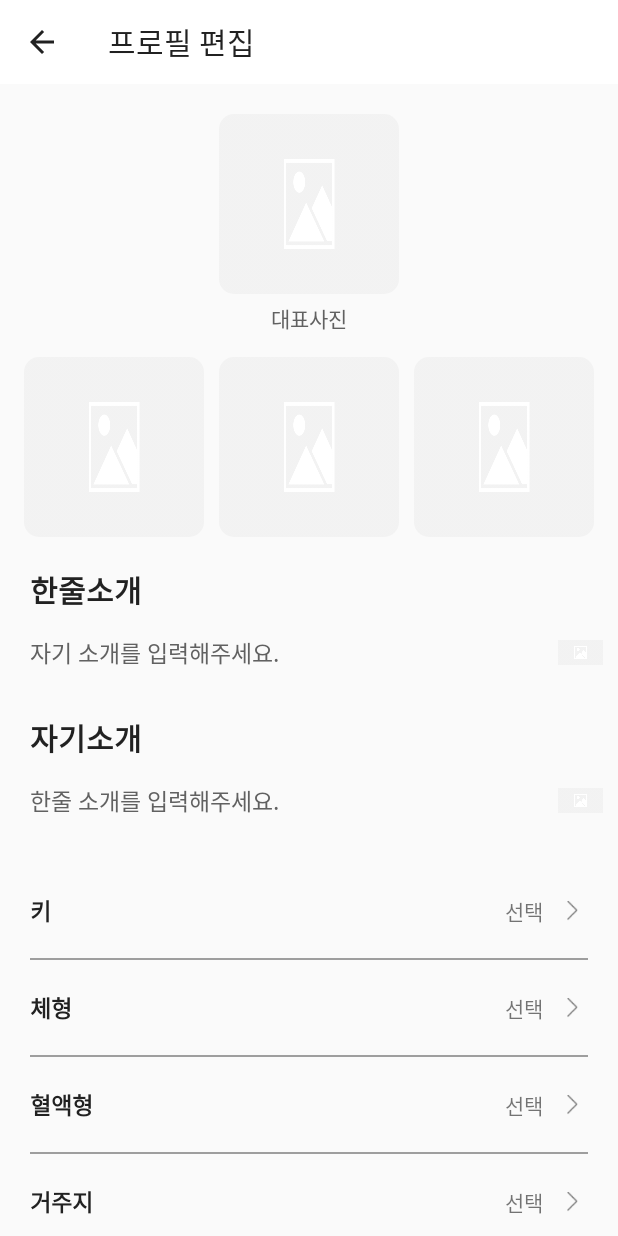
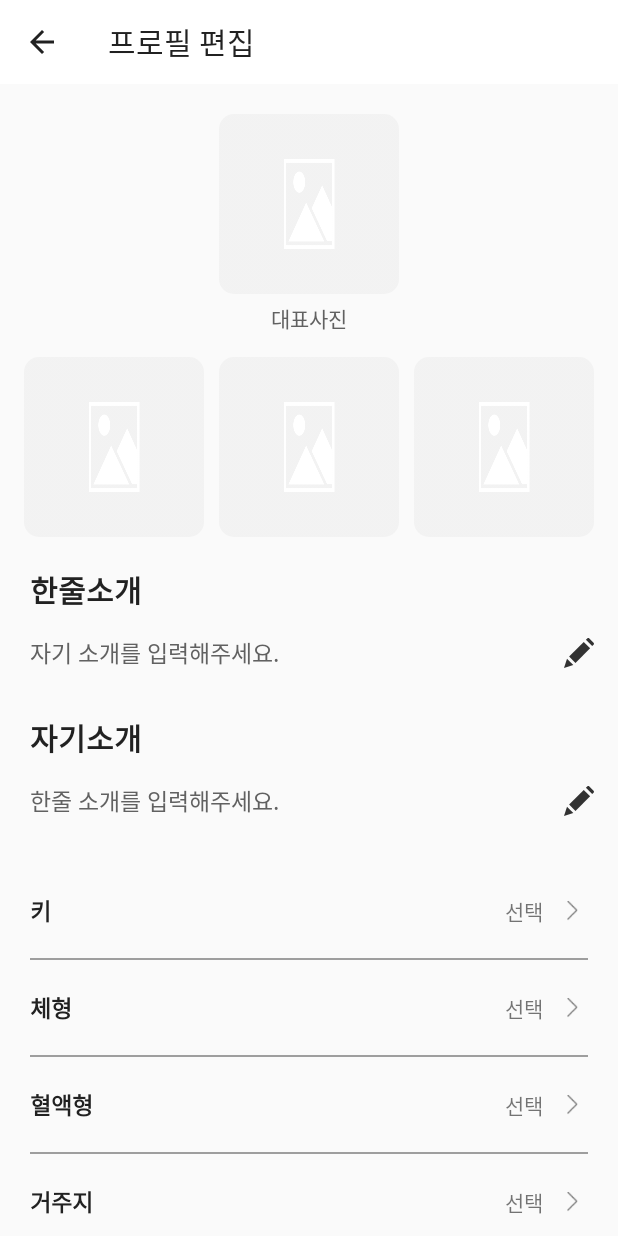
Before and after one commit to sorrylim/ilove, an Android app: the EditProfileActivity screen opened directly, with no data from a screen before it, on a phone screen of 412 x 824 dp. Run offline under Robolectric (Android 15) with nearby library versions, the phone set to English and light mode, and no system bars; our stand-ins replace Volley; libraries missing offline, so code that uses them is left out: com.theartofdev.edmodo; network calls fail; pictures from the network do not load.

Commit message:
아이콘변경

```diff
--- /dev/null
+++ b/Application/app/src/main/res/drawable-anydpi/pencil_icon.xml
@@ -0,0 +1,20 @@
+<vector xmlns:android="http://schemas.android.com/apk/res/android"
+    android:width="24dp"
+    android:height="24dp"
+    android:viewportWidth="24"
+    android:viewportHeight="24"
+    android:tint="#000000"
+    android:alpha="0.8">
+  <group android:scaleX="0.046875"
+      android:scaleY="0.046875">
+    <path
+        android:fillColor="#FF000000"
+        android:pathData="M51.2,353.28l-51.2,158.72l158.72,-51.2z"/>
+    <path
+        android:fillColor="#FF000000"
+        android:pathData="M87.159,316.492l249.802,-249.802l108.61,108.61l-249.802,249.802z"/>
+    <path
+        android:fillColor="#FF000000"
+        android:pathData="M504.32,79.36L432.64,7.68c-10.24,-10.24 -25.6,-10.24 -35.84,0l-23.04,23.04l107.52,107.52l23.04,-23.04C514.56,104.96 514.56,89.6 504.32,79.36z"/>
+  </group>
+</vector>
--- a/Application/app/src/main/res/layout/activity_edit_profile.xml
+++ b/Application/app/src/main/res/layout/activity_edit_profile.xml
@@ -129,13 +129,13 @@
 
                 <ImageView
                     android:id="@+id/imageView11"
-                    android:layout_width="30dp"
-                    android:layout_height="30dp"
-                    android:layout_marginEnd="10dp"
-                    app:layout_constraintBottom_toBottomOf="parent"
-                    app:layout_constraintEnd_toEndOf="parent"
-                    app:layout_constraintTop_toTopOf="parent"
-                    app:srcCompat="@drawable/default_image" />
+                    android:layout_width="20dp"
+                    android:layout_height="20dp"
+                    android:layout_marginEnd="16dp"
+                    app:layout_constraintBottom_toBottomOf="parent"
+                    app:layout_constraintEnd_toEndOf="parent"
+                    app:layout_constraintTop_toTopOf="parent"
+                    app:srcCompat="@drawable/pencil_icon" />
             </androidx.constraintlayout.widget.ConstraintLayout>
 
             <TextView
@@ -179,13 +179,13 @@
 
                 <ImageView
                     android:id="@+id/imageView12"
-                    android:layout_width="30dp"
-                    android:layout_height="30dp"
-                    android:layout_marginEnd="10dp"
-                    app:layout_constraintBottom_toBottomOf="parent"
-                    app:layout_constraintEnd_toEndOf="parent"
-                    app:layout_constraintTop_toTopOf="parent"
-                    app:srcCompat="@drawable/default_image" />
+                    android:layout_width="20dp"
+                    android:layout_height="20dp"
+                    android:layout_marginEnd="16dp"
+                    app:layout_constraintBottom_toBottomOf="parent"
+                    app:layout_constraintEnd_toEndOf="parent"
+                    app:layout_constraintTop_toTopOf="parent"
+                    app:srcCompat="@drawable/pencil_icon" />
             </androidx.constraintlayout.widget.ConstraintLayout>
 
             <androidx.constraintlayout.widget.ConstraintLayout
```
Also changed, not shown: Application/app/src/main/res/drawable-hdpi/pencil_icon.png (added), Application/app/src/main/res/drawable-mdpi/pencil_icon.png (added), Application/app/src/main/res/drawable-xhdpi/pencil_icon.png (added), Application/app/src/main/res/drawable-xxhdpi/pencil_icon.png (added).
